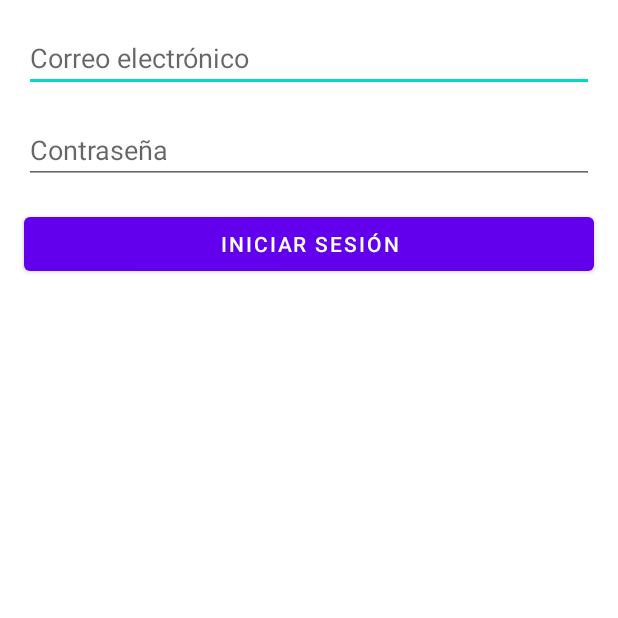
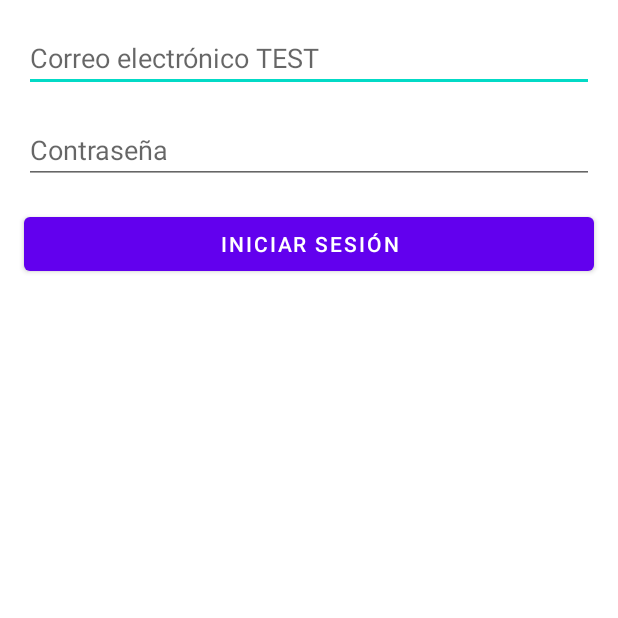
Before and after one commit to JoseAyala97/test, an Android app built with Jetpack Compose: the screen it shows after launch (LoginActivity), on a phone screen of 412 x 824 dp, the top half of it. Run offline under Robolectric (Android 15) with nearby library versions, the phone set to English and light mode, and no system bars.

Commit message:
Felipe Test 1

```diff
--- a/app/src/main/res/layout/activity_login.xml
+++ b/app/src/main/res/layout/activity_login.xml
@@ -9,7 +9,7 @@
         android:id="@+id/etEmail"
         android:layout_width="0dp"
         android:layout_height="wrap_content"
-        android:hint="Correo electrónico"
+        android:hint="Correo electrónico TEST"
         android:inputType="textEmailAddress"
         app:layout_constraintTop_toTopOf="parent"
         app:layout_constraintStart_toStartOf="parent"
```
